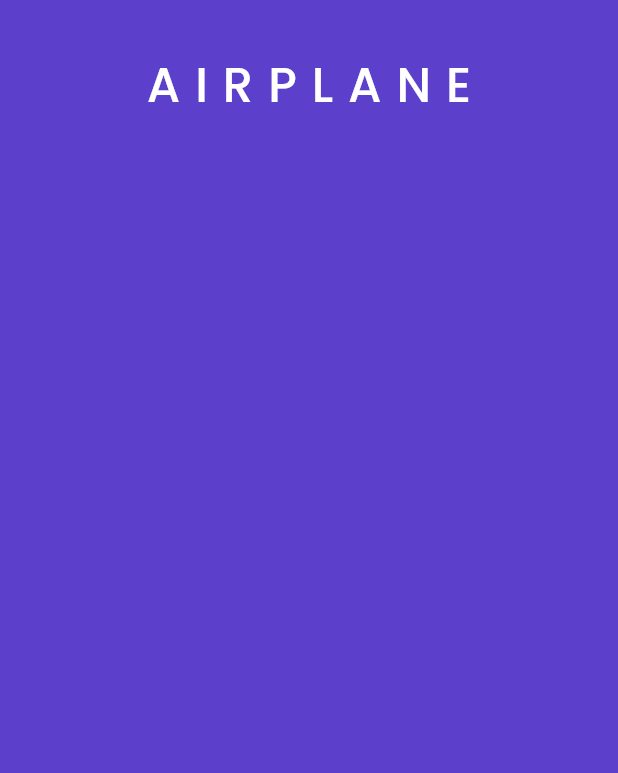
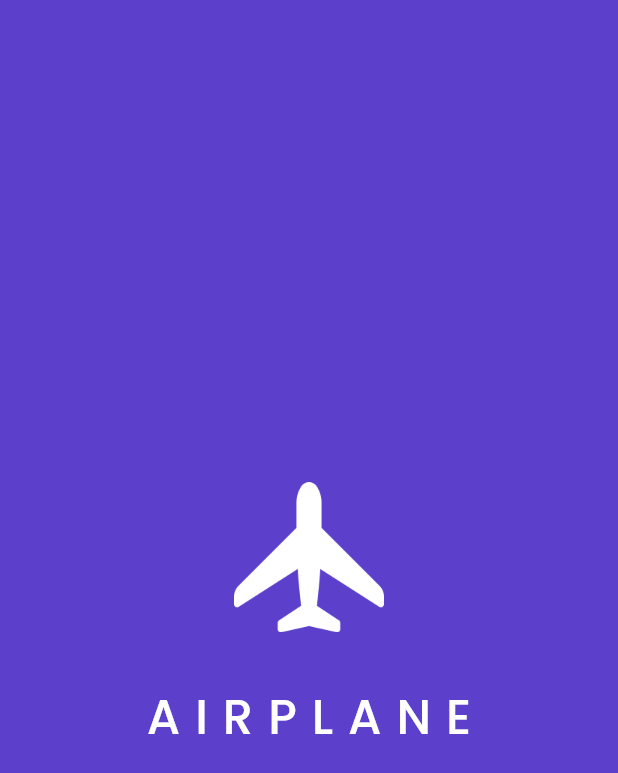
Before and after one commit to dikynugraha1111/bwa_airplane_v2, a Flutter app: the SplashPage screen opened directly, on a phone screen of 412 x 824 dp. Shown: the top 773 px of the screen. Run offline on Flutter 3.47's test engine with Material 2 defaults, Android fonts, the phone set to English and light mode, and no system bars; our stand-ins replace google_fonts.

Commit message:
Update GS Page and Splash Page

```diff
--- a/lib/main.dart
+++ b/lib/main.dart
@@ -14,7 +14,7 @@ class MyApp extends StatelessWidget {
   Widget build(BuildContext context) {
     return const MaterialApp(
       debugShowCheckedModeBanner: false,
-      home: GetStartedPage(),
+      home: SplashPage(),
     );
   }
 }
--- a/lib/views/pages/splash_page.dart
+++ b/lib/views/pages/splash_page.dart
@@ -10,11 +10,17 @@ class SplashPage extends StatelessWidget {
       backgroundColor: kPrimaryColor,
       body: Center(
           child: Column(
+        mainAxisAlignment: MainAxisAlignment.center,
         children: [
           Container(
+            height: 100.0,
+            width: 100.0,
             margin: const EdgeInsets.only(bottom: 33.0),
             decoration: const BoxDecoration(
-                image: DecorationImage(image: AssetImage("assets/logo.png"))),
+              image: DecorationImage(
+                image: AssetImage("assets/logo.png"),
+              ),
+            ),
           ),
           Text(
             "AIRPLANE",
```
Also changed, not shown: lib/views/pages/get_started_page.dart (+9 -3 lines).
